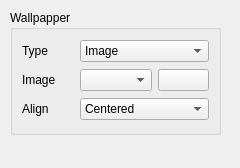
getvasanth/OLDplexydesk, file extensions/widgets/imagepile/settings.ui: the form before one commit.
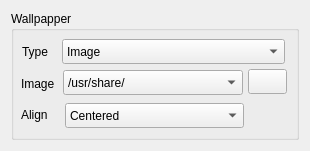
The form after the commit.

Commit message: Added timeline for settings

```diff
--- a/extensions/widgets/imagepile/settings.ui
+++ b/extensions/widgets/imagepile/settings.ui
@@ -6,35 +6,41 @@
    <rect>
     <x>0</x>
     <y>0</y>
-    <width>240</width>
-    <height>168</height>
+    <width>310</width>
+    <height>151</height>
    </rect>
   </property>
   <property name="windowTitle">
    <string>Form</string>
   </property>
-  <widget class="QGroupBox" name="groupBox">
-   <property name="geometry">
-    <rect>
-     <x>10</x>
-     <y>10</y>
-     <width>211</width>
-     <height>125</height>
-    </rect>
-   </property>
-   <property name="title">
-    <string>Wallpapper</string>
-   </property>
-   <layout class="QGridLayout" name="gridLayout">
-    <item row="0" column="0">
+  <layout class="QGridLayout" name="gridLayout">
+   <item row="0" column="0">
+    <widget class="QGroupBox" name="groupBox">
+     <property name="title">
+      <string>Wallpapper</string>
+     </property>
      <widget class="QLabel" name="label">
+      <property name="geometry">
+       <rect>
+        <x>11</x>
+        <y>33</y>
+        <width>27</width>
+        <height>16</height>
+       </rect>
+      </property>
       <property name="text">
        <string>Type</string>
       </property>
      </widget>
-    </item>
-    <item row="0" column="1" colspan="2">
      <widget class="QComboBox" name="comboBox">
+      <property name="geometry">
+       <rect>
+        <x>51</x>
+        <y>28</y>
+        <width>223</width>
+        <height>25</height>
+       </rect>
+      </property>
       <item>
        <property name="text">
         <string>Image</string>
@@ -51,33 +57,72 @@
        </property>
       </item>
      </widget>
-    </item>
-    <item row="1" column="0">
      <widget class="QLabel" name="label_2">
+      <property name="geometry">
+       <rect>
+        <x>10</x>
+        <y>65</y>
+        <width>38</width>
+        <height>16</height>
+       </rect>
+      </property>
       <property name="text">
        <string>Image</string>
       </property>
      </widget>
-    </item>
-    <item row="1" column="1">
-     <widget class="QComboBox" name="imagePath"/>
-    </item>
-    <item row="1" column="2">
+     <widget class="QComboBox" name="imagePath">
+      <property name="geometry">
+       <rect>
+        <x>52</x>
+        <y>59</y>
+        <width>180</width>
+        <height>25</height>
+       </rect>
+      </property>
+      <item>
+       <property name="text">
+        <string>/usr/share/</string>
+       </property>
+      </item>
+     </widget>
      <widget class="QPushButton" name="browse">
+      <property name="geometry">
+       <rect>
+        <x>237</x>
+        <y>58</y>
+        <width>39</width>
+        <height>25</height>
+       </rect>
+      </property>
+      <property name="autoFillBackground">
+       <bool>true</bool>
+      </property>
       <property name="text">
        <string/>
       </property>
      </widget>
-    </item>
-    <item row="2" column="0">
      <widget class="QLabel" name="label_3">
+      <property name="geometry">
+       <rect>
+        <x>10</x>
+        <y>96</y>
+        <width>30</width>
+        <height>16</height>
+       </rect>
+      </property>
       <property name="text">
        <string>Align</string>
       </property>
      </widget>
-    </item>
-    <item row="2" column="1" colspan="2">
      <widget class="QComboBox" name="comboBox_3">
+      <property name="geometry">
+       <rect>
+        <x>54</x>
+        <y>92</y>
+        <width>179</width>
+        <height>25</height>
+       </rect>
+      </property>
       <item>
        <property name="text">
         <string>Centered</string>
@@ -94,9 +139,9 @@
        </property>
       </item>
      </widget>
-    </item>
-   </layout>
-  </widget>
+    </widget>
+   </item>
+  </layout>
  </widget>
  <resources/>
  <connections/>
```
The commit also changes 6 other files.
